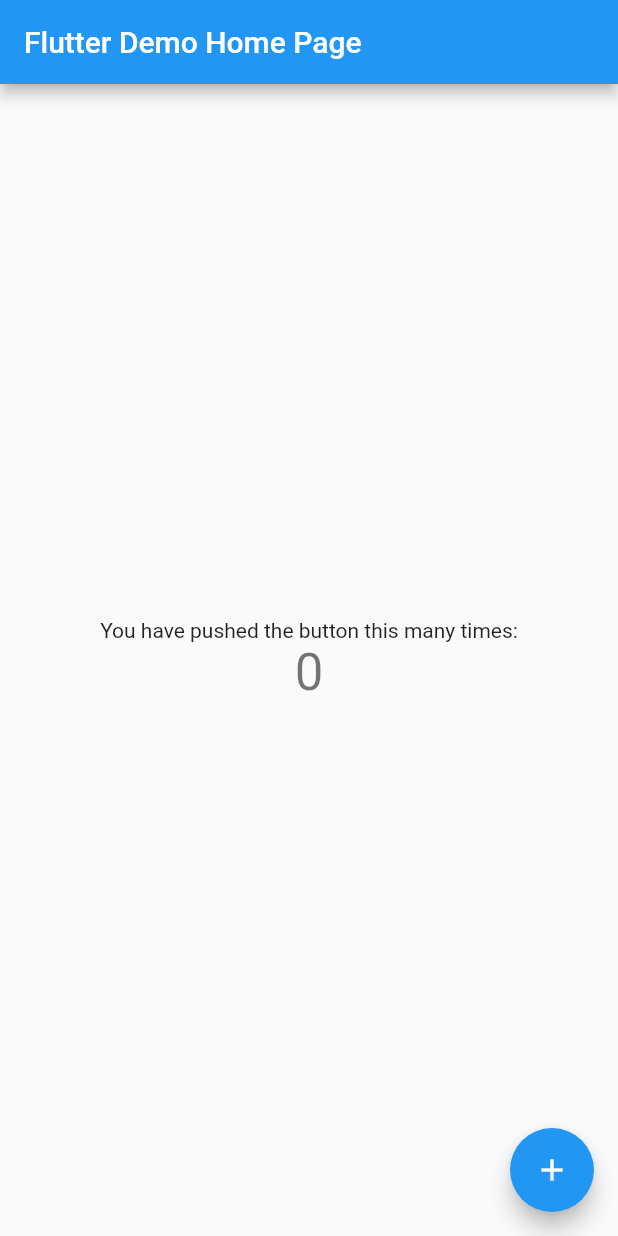
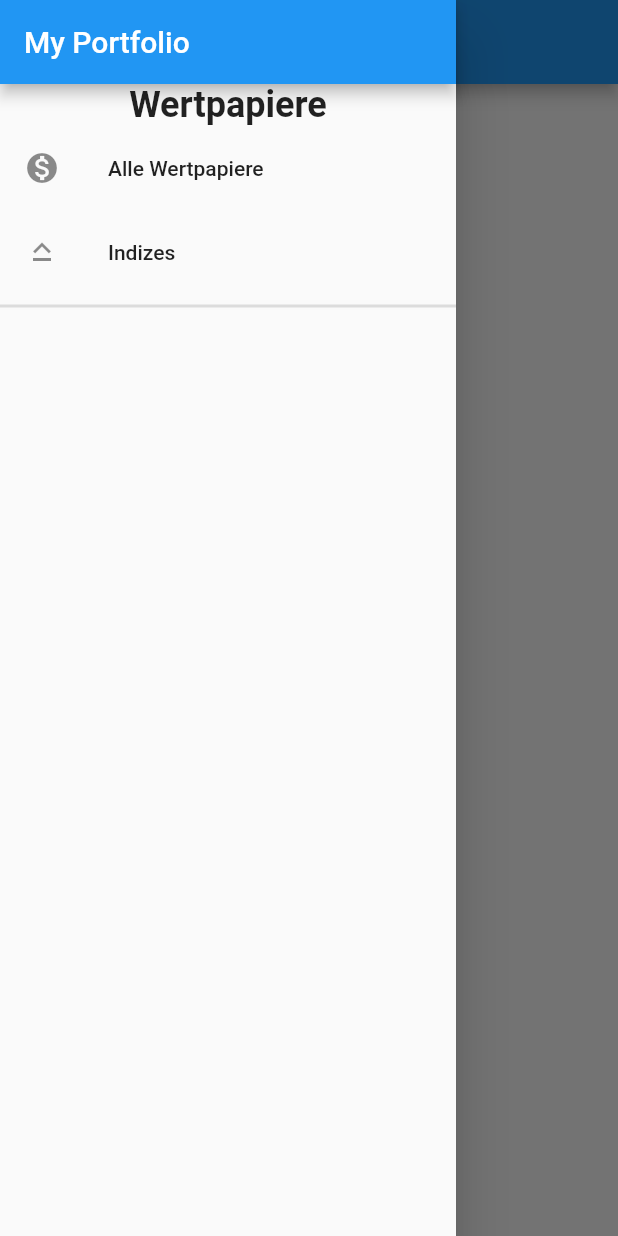
Before and after one commit to Giuspepe/my_portfolio, a Flutter app: the screen it shows after launch, with the side drawer open (before the commit the screen has no drawer), on a phone screen of 412 x 824 dp. Run offline on Flutter 3.47's test engine with Material 2 defaults, Android fonts, the phone set to English and light mode, and no system bars.

```diff
--- a/lib/main.dart
+++ b/lib/main.dart
@@ -1,117 +1,32 @@
 import 'package:flutter/material.dart';
+import 'package:provider/provider.dart';
+
+import 'screens/securities_screen.dart';
+import 'providers/securities_provider.dart';
 
 void main() {
   runApp(MyApp());
 }
 
 class MyApp extends StatelessWidget {
-  // This widget is the root of your application.
   @override
   Widget build(BuildContext context) {
-    return MaterialApp(
-      title: 'Flutter Demo',
-      theme: ThemeData(
-        // This is the theme of your application.
-        //
-        // Try running your application with "flutter run". You'll see the
-        // application has a blue toolbar. Then, without quitting the app, try
-        // changing the primarySwatch below to Colors.green and then invoke
-        // "hot reload" (press "r" in the console where you ran "flutter run",
-        // or simply save your changes to "hot reload" in a Flutter IDE).
-        // Notice that the counter didn't reset back to zero; the application
-        // is not restarted.
-        primarySwatch: Colors.blue,
-        // This makes the visual density adapt to the platform that you run
-        // the app on. For desktop platforms, the controls will be smaller and
-        // closer together (more dense) than on mobile platforms.
-        visualDensity: VisualDensity.adaptivePlatformDensity,
+    return MultiProvider(
+      providers: [
+        ChangeNotifierProvider.value(
+          value: SecuritiesProvider(),
+        ),
+      ],
+      child: MaterialApp(
+        debugShowCheckedModeBanner: false,
+        title: 'My Portfolio',
+        theme: ThemeData(
+          primarySwatch: Colors.blue,
+          visualDensity: VisualDensity.adaptivePlatformDensity,
+        ),
+        home: SecuritiesScreen(),
+        routes: {},
       ),
-      home: MyHomePage(title: 'Flutter Demo Home Page'),
     );
   }
 }
-
-class MyHomePage extends StatefulWidget {
-  MyHomePage({Key key, this.title}) : super(key: key);
-
-  // This widget is the home page of your application. It is stateful, meaning
-  // that it has a State object (defined below) that contains fields that affect
-  // how it looks.
-
-  // This class is the configuration for the state. It holds the values (in this
-  // case the title) provided by the parent (in this case the App widget) and
-  // used by the build method of the State. Fields in a Widget subclass are
-  // always marked "final".
-
-  final String title;
-
-  @override
-  _MyHomePageState createState() => _MyHomePageState();
-}
-
-class _MyHomePageState extends State<MyHomePage> {
-  int _counter = 0;
-
-  void _incrementCounter() {
-    setState(() {
-      // This call to setState tells the Flutter framework that something has
-      // changed in this State, which causes it to rerun the build method below
-      // so that the display can reflect the updated values. If we changed
-      // _counter without calling setState(), then the build method would not be
-      // called again, and so nothing would appear to happen.
-      _counter++;
-    });
-  }
-
-  @override
-  Widget build(BuildContext context) {
-    // This method is rerun every time setState is called, for instance as done
-    // by the _incrementCounter method above.
-    //
-    // The Flutter framework has been optimized to make rerunning build methods
-    // fast, so that you can just rebuild anything that needs updating rather
-    // than having to individually change instances of widgets.
-    return Scaffold(
-      appBar: AppBar(
-        // Here we take the value from the MyHomePage object that was created by
-        // the App.build method, and use it to set our appbar title.
-        title: Text(widget.title),
-      ),
-      body: Center(
-        // Center is a layout widget. It takes a single child and positions it
-        // in the middle of the parent.
-        child: Column(
-          // Column is also a layout widget. It takes a list of children and
-          // arranges them vertically. By default, it sizes itself to fit its
-          // children horizontally, and tries to be as tall as its parent.
-          //
-          // Invoke "debug painting" (press "p" in the console, choose the
-          // "Toggle Debug Paint" action from the Flutter Inspector in Android
-          // Studio, or the "Toggle Debug Paint" command in Visual Studio Code)
-          // to see the wireframe for each widget.
-          //
-          // Column has various properties to control how it sizes itself and
-          // how it positions its children. Here we use mainAxisAlignment to
-          // center the children vertically; the main axis here is the vertical
-          // axis because Columns are vertical (the cross axis would be
-          // horizontal).
-          mainAxisAlignment: MainAxisAlignment.center,
-          children: <Widget>[
-            Text(
-              'You have pushed the button this many times:',
-            ),
-            Text(
-              '$_counter',
-              style: Theme.of(context).textTheme.headline4,
-            ),
-          ],
-        ),
-      ),
-      floatingActionButton: FloatingActionButton(
-        onPressed: _incrementCounter,
-        tooltip: 'Increment',
-        child: Icon(Icons.add),
-      ), // This trailing comma makes auto-formatting nicer for build methods.
-    );
-  }
-}
--- /dev/null
+++ b/lib/models/security.dart
@@ -0,0 +1,95 @@
+import 'package:flutter/material.dart';
+
+import 'package:uuid/uuid.dart';
+
+class Security {
+  String uuid = Uuid().v4();
+  String onlineId;
+
+  String name;
+  String currencyCode;
+
+  String note;
+
+  String isin;
+  String tickerSymbol;
+  String wkn;
+  String calendar;
+
+  String feed;
+  String feedURL;
+  List<SecurityPrice> prices;
+
+  String latestFeed;
+  String latestFeedUrl;
+
+  Map<String, Object> attributes;
+
+  List<SecurityEvent> events;
+  List<SecurityProperty> properties;
+
+  bool isRetired = false;
+
+  Security({
+    this.uuid,
+    this.onlineId,
+    @required this.name,
+    this.currencyCode,
+    this.note,
+    this.isin,
+    this.tickerSymbol,
+    this.wkn,
+    this.calendar,
+    this.feed,
+    this.feedURL,
+    this.prices,
+    this.latestFeed,
+    this.latestFeedUrl,
+    this.attributes,
+    this.events,
+    this.properties,
+  });
+}
+
+class SecurityPrice {
+  DateTime date;
+  int value;
+
+  SecurityPrice({this.date, this.value});
+}
+
+class LatestSecurityPrice extends SecurityPrice {
+  int high;
+  int low;
+  int volume;
+
+  int previousClose;
+
+  LatestSecurityPrice({
+    this.high,
+    this.low,
+    this.volume,
+    DateTime date,
+    int value,
+  }) : super(date: date, value: value);
+}
+
+enum SecurityEventType { STOCK_SPLIT, NOTE }
+
+class SecurityEvent {
+  DateTime date;
+  SecurityEventType type;
+  String details;
+
+  SecurityEvent({this.date, this.type, this.details});
+}
+
+enum SecurityPropertyType { MARKET, FEED }
+
+class SecurityProperty {
+  SecurityPropertyType type;
+  String name;
+  String value;
+
+  SecurityProperty({this.type, this.name, this.value});
+}
--- /dev/null
+++ b/lib/providers/securities_provider.dart
@@ -0,0 +1,28 @@
+import 'package:flutter/material.dart';
+import 'package:xml/xml.dart';
+
+import '../models/security.dart';
+import '../data/dummy_xml_file.dart';
+
+class SecuritiesProvider with ChangeNotifier {
+  List<Security> _securities = [];
+
+  List<Security> get items {
+    return [..._securities];
+  }
+
+  Future<void> fetchAndSetSecuritiesList() async {
+    List<Security> loadedSecurities = [];
+
+    var xml_document = XmlDocument.parse(DUMMY_XML_FILE);
+    var security_nodes =
+        xml_document.getElement('client').getElement('securities');
+    security_nodes.findElements('security').forEach((security) {
+      var currentSecurity = Security(name: security.getElement('name').text);
+      loadedSecurities.add(currentSecurity);
+    });
+
+    _securities = loadedSecurities;
+    notifyListeners();
+  }
+}
--- /dev/null
+++ b/lib/screens/securities_screen.dart
@@ -0,0 +1,48 @@
+import 'package:flutter/material.dart';
+import 'package:provider/provider.dart';
+
+import '../widgets/side_drawer.dart';
+import '../widgets/security_list_tile.dart';
+import '../providers/securities_provider.dart';
+
+class SecuritiesScreen extends StatefulWidget {
+  static const routeName = '/securities';
+
+  @override
+  _SecuritiesScreenState createState() => _SecuritiesScreenState();
+}
+
+class _SecuritiesScreenState extends State<SecuritiesScreen> {
+  @override
+  void initState() {
+    Future.delayed(Duration.zero).then((_) {
+      Provider.of<SecuritiesProvider>(context, listen: false)
+          .fetchAndSetSecuritiesList();
+    });
+    super.initState();
+  }
+
+  @override
+  Widget build(BuildContext context) {
+    var securitiesList = Provider.of<SecuritiesProvider>(context).items;
+
+    return Scaffold(
+      appBar: AppBar(
+        title: Text('My Portfolio'),
+      ),
+      drawer: SideDrawer(),
+      body: ListView.builder(
+        // gridDelegate:
+        //     SliverGridDelegateWithMaxCrossAxisExtent(maxCrossAxisExtent: 4),
+        itemCount: securitiesList.length,
+        itemBuilder: (ctx, i) {
+          return SecurityListTile(
+            icon: Icons.business,
+            name: securitiesList[i].name,
+            info: securitiesList[i].wkn ?? 'none',
+          );
+        },
+      ),
+    );
+  }
+}
--- /dev/null
+++ b/lib/widgets/side_drawer.dart
@@ -0,0 +1,41 @@
+import 'package:flutter/material.dart';
+
+import '../screens/securities_screen.dart';
+
+class SideDrawer extends StatelessWidget {
+  @override
+  Widget build(BuildContext context) {
+    return Drawer(
+      child: Column(
+        children: <Widget>[
+          AppBar(
+            title: Text('My Portfolio'),
+            automaticallyImplyLeading: false,
+          ),
+          Text(
+            'Wertpapiere',
+            style: TextStyle(fontWeight: FontWeight.bold, fontSize: 24),
+            textAlign: TextAlign.left,
+          ),
+          ListTile(
+            leading: Icon(Icons.monetization_on),
+            title: Text('Alle Wertpapiere'),
+            onTap: () {
+              Navigator.of(context).pushReplacementNamed('/');
+            },
+          ),
+          ListTile(
+            leading: Icon(Icons.keyboard_capslock),
+            title: Text('Indizes'),
+            onTap: () {
+              Navigator.of(context).pushReplacementNamed('/');
+            },
+          ),
+          Divider(
+            thickness: 2,
+          ),
+        ],
+      ),
+    );
+  }
+}
--- a/pubspec.yaml
+++ b/pubspec.yaml
@@ -23,6 +23,9 @@ environment:
 dependencies:
   flutter:
     sdk: flutter
+  xml: ^4.2.0
+  uuid: ^2.1.0
+  provider: ^4.1.3
 
 
   # The following adds the Cupertino Icons font to your application.
```
Also changed, not shown: lib/widgets/security_list_tile.dart (added, +23 -0 lines), lib/screens/security_detail_screen.dart (added), pubspec.lock, 1 other file.
